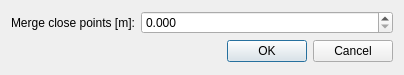
The window that src/map_viewer/ui/map_viewer_room_param_dialog.ui (cogsys-tuebingen/cslibs_vectormaps) describes before a commit, drawn with Qt 5.
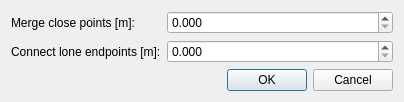
The same window after the commit.

Commit message: close gaps with additional line segments when finding rooms

Diff of the .ui file:
```diff
--- a/src/map_viewer/ui/map_viewer_room_param_dialog.ui
+++ b/src/map_viewer/ui/map_viewer_room_param_dialog.ui
@@ -52,7 +52,45 @@
      </property>
     </widget>
    </item>
+   <item row="1" column="3">
+    <widget class="QLabel" name="label_connect_max_proximity">
+     <property name="text">
+      <string>Connect lone endpoints [m]:</string>
+     </property>
+    </widget>
+   </item>
    <item row="1" column="7">
+    <widget class="QDoubleSpinBox" name="doubleSpinBox_connect_max_proximity">
+     <property name="minimumSize">
+      <size>
+       <width>50</width>
+       <height>0</height>
+      </size>
+     </property>
+     <property name="maximumSize">
+      <size>
+       <width>16777215</width>
+       <height>16777215</height>
+      </size>
+     </property>
+     <property name="layoutDirection">
+      <enum>Qt::LeftToRight</enum>
+     </property>
+     <property name="alignment">
+      <set>Qt::AlignLeading|Qt::AlignLeft|Qt::AlignVCenter</set>
+     </property>
+     <property name="decimals">
+      <number>3</number>
+     </property>
+     <property name="minimum">
+      <double>0.000000000000000</double>
+     </property>
+     <property name="maximum">
+      <double>1000.000000000000000</double>
+     </property>
+    </widget>
+   </item>
+   <item row="2" column="7">
     <widget class="QDialogButtonBox" name="buttonBox">
      <property name="orientation">
       <enum>Qt::Horizontal</enum>
```
The commit also changes 4 other files.
